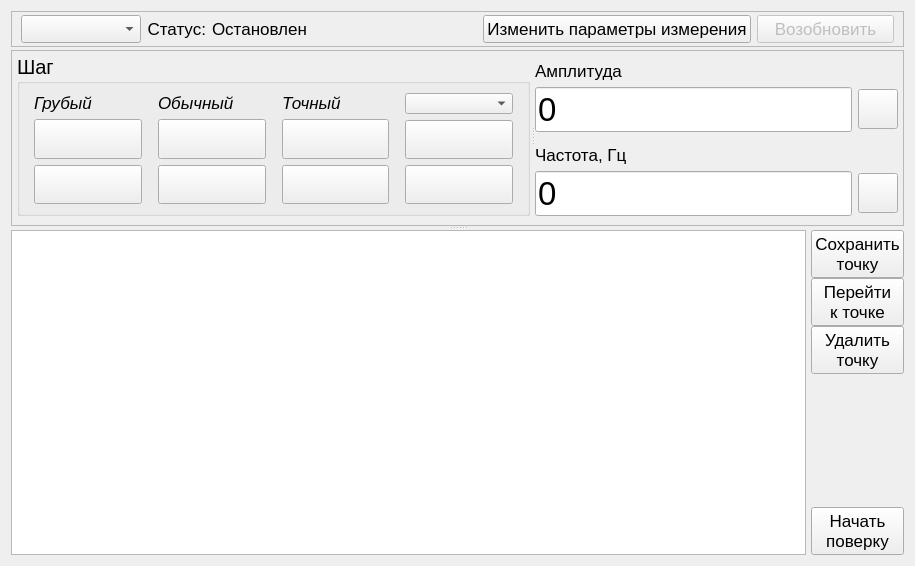
First picture: the form in ui/measure_form.ui, repository irsural/calibrator_pc, before the edit.
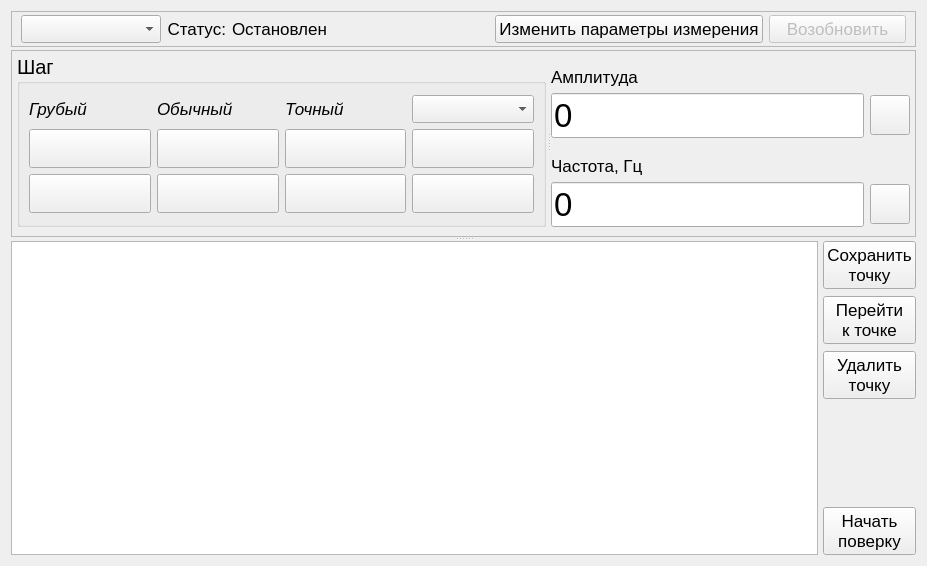
Second picture: the form after the edit. Icons and pictures are not drawn. Custom widgets are drawn as their Qt base class.

Patch:
```diff
--- a/ui/measure_form.ui
+++ b/ui/measure_form.ui
@@ -6,7 +6,7 @@
    <rect>
     <x>0</x>
     <y>0</y>
-    <width>915</width>
+    <width>927</width>
     <height>566</height>
    </rect>
   </property>
@@ -53,7 +53,7 @@
        <widget class="QComboBox" name="clb_list_combobox">
         <property name="minimumSize">
          <size>
-          <width>120</width>
+          <width>140</width>
           <height>0</height>
          </size>
         </property>
@@ -249,640 +249,554 @@
           <property name="flat">
            <bool>false</bool>
           </property>
-          <layout class="QHBoxLayout" name="horizontalLayout_2">
+          <layout class="QGridLayout" name="gridLayout_3">
            <property name="sizeConstraint">
             <enum>QLayout::SetDefaultConstraint</enum>
            </property>
            <property name="topMargin">
-            <number>0</number>
+            <number>11</number>
            </property>
            <property name="bottomMargin">
-            <number>0</number>
+            <number>11</number>
            </property>
-           <item>
-            <widget class="QFrame" name="frame_2">
+           <item row="0" column="2">
+            <widget class="QLabel" name="label_3">
+             <property name="sizePolicy">
+              <sizepolicy hsizetype="Preferred" vsizetype="Fixed">
+               <horstretch>0</horstretch>
+               <verstretch>0</verstretch>
+              </sizepolicy>
+             </property>
              <property name="minimumSize">
               <size>
-               <width>110</width>
+               <width>115</width>
                <height>0</height>
               </size>
              </property>
              <property name="font">
               <font>
-               <pointsize>8</pointsize>
+               <pointsize>13</pointsize>
+               <italic>true</italic>
               </font>
              </property>
-             <layout class="QVBoxLayout" name="verticalLayout_7">
-              <property name="leftMargin">
-               <number>5</number>
-              </property>
-              <property name="rightMargin">
-               <number>5</number>
-              </property>
-              <item>
-               <widget class="QLabel" name="label_2">
-                <property name="sizePolicy">
-                 <sizepolicy hsizetype="Maximum" vsizetype="Fixed">
-                  <horstretch>0</horstretch>
-                  <verstretch>0</verstretch>
-                 </sizepolicy>
-                </property>
-                <property name="font">
-                 <font>
-                  <pointsize>13</pointsize>
-                  <italic>true</italic>
-                  <underline>false</underline>
-                  <strikeout>false</strikeout>
-                  <stylestrategy>PreferDefault</stylestrategy>
-                  <kerning>true</kerning>
-                 </font>
-                </property>
-                <property name="cursor">
-                 <cursorShape>WhatsThisCursor</cursorShape>
-                </property>
-                <property name="mouseTracking">
-                 <bool>false</bool>
-                </property>
-                <property name="contextMenuPolicy">
-                 <enum>Qt::NoContextMenu</enum>
-                </property>
-                <property name="toolTip">
-                 <string>Ctrl + колесо мыши</string>
-                </property>
-                <property name="styleSheet">
-                 <string notr="true"/>
-                </property>
-                <property name="text">
-                 <string>Грубый</string>
-                </property>
-               </widget>
-              </item>
-              <item>
-               <widget class="QPushButton" name="rough_plus_button">
-                <property name="sizePolicy">
-                 <sizepolicy hsizetype="Preferred" vsizetype="Preferred">
-                  <horstretch>0</horstretch>
-                  <verstretch>0</verstretch>
-                 </sizepolicy>
-                </property>
-                <property name="minimumSize">
-                 <size>
-                  <width>0</width>
-                  <height>0</height>
-                 </size>
-                </property>
-                <property name="sizeIncrement">
-                 <size>
-                  <width>0</width>
-                  <height>0</height>
-                 </size>
-                </property>
-                <property name="font">
-                 <font>
-                  <pointsize>20</pointsize>
-                  <weight>75</weight>
-                  <bold>true</bold>
-                 </font>
-                </property>
-                <property name="text">
-                 <string/>
-                </property>
-                <property name="icon">
-                 <iconset resource="../resources/icons.qrc">
-                  <normaloff>:/icons/icons/plus.png</normaloff>:/icons/icons/plus.png</iconset>
-                </property>
-                <property name="iconSize">
-                 <size>
-                  <width>35</width>
-                  <height>35</height>
-                 </size>
-                </property>
-                <property name="autoRepeat">
-                 <bool>true</bool>
-                </property>
-                <property name="autoRepeatDelay">
-                 <number>600</number>
-                </property>
-                <property name="autoRepeatInterval">
-                 <number>10</number>
-                </property>
-               </widget>
-              </item>
-              <item>
-               <widget class="QPushButton" name="rough_minus_button">
-                <property name="sizePolicy">
-                 <sizepolicy hsizetype="Preferred" vsizetype="Preferred">
-                  <horstretch>0</horstretch>
-                  <verstretch>0</verstretch>
-                 </sizepolicy>
-                </property>
-                <property name="minimumSize">
-                 <size>
-                  <width>0</width>
-                  <height>0</height>
-                 </size>
-                </property>
-                <property name="sizeIncrement">
-                 <size>
-                  <width>0</width>
-                  <height>0</height>
-                 </size>
-                </property>
-                <property name="font">
-                 <font>
-                  <pointsize>20</pointsize>
-                  <weight>75</weight>
-                  <bold>true</bold>
-                 </font>
-                </property>
-                <property name="text">
-                 <string/>
-                </property>
-                <property name="icon">
-                 <iconset resource="../resources/icons.qrc">
-                  <normaloff>:/icons/icons/minus2.png</normaloff>:/icons/icons/minus2.png</iconset>
-                </property>
-                <property name="iconSize">
-                 <size>
-                  <width>35</width>
-                  <height>35</height>
-                 </size>
-                </property>
-                <property name="autoRepeat">
-                 <bool>true</bool>
-                </property>
-                <property name="autoRepeatDelay">
-                 <number>600</number>
-                </property>
-                <property name="autoRepeatInterval">
-                 <number>10</number>
-                </property>
-               </widget>
-              </item>
-             </layout>
+             <property name="cursor">
+              <cursorShape>WhatsThisCursor</cursorShape>
+             </property>
+             <property name="toolTip">
+              <string>Shift + колесо мыши</string>
+             </property>
+             <property name="text">
+              <string>Точный</string>
+             </property>
             </widget>
            </item>
-           <item>
-            <widget class="QFrame" name="frame_5">
+           <item row="2" column="0">
+            <widget class="QPushButton" name="rough_minus_button">
+             <property name="sizePolicy">
+              <sizepolicy hsizetype="Expanding" vsizetype="Preferred">
+               <horstretch>0</horstretch>
+               <verstretch>0</verstretch>
+              </sizepolicy>
+             </property>
              <property name="minimumSize">
               <size>
-               <width>110</width>
+               <width>0</width>
                <height>0</height>
               </size>
              </property>
              <property name="font">
               <font>
-               <pointsize>8</pointsize>
+               <pointsize>20</pointsize>
+               <weight>75</weight>
+               <bold>true</bold>
               </font>
              </property>
-             <layout class="QVBoxLayout" name="verticalLayout_10">
-              <property name="leftMargin">
-               <number>5</number>
-              </property>
-              <property name="rightMargin">
-               <number>5</number>
-              </property>
-              <item>
-               <widget class="QLabel" name="label_8">
-                <property name="sizePolicy">
-                 <sizepolicy hsizetype="Preferred" vsizetype="Fixed">
-                  <horstretch>0</horstretch>
-                  <verstretch>0</verstretch>
-                 </sizepolicy>
-                </property>
-                <property name="font">
-                 <font>
-                  <pointsize>13</pointsize>
-                  <italic>true</italic>
-                  <kerning>true</kerning>
-                 </font>
-                </property>
-                <property name="cursor">
-                 <cursorShape>WhatsThisCursor</cursorShape>
-                </property>
-                <property name="toolTip">
-                 <string>Колесо мыши</string>
-                </property>
-                <property name="text">
-                 <string>Обычный</string>
-                </property>
-               </widget>
-              </item>
-              <item>
-               <widget class="QPushButton" name="common_plus_button">
-                <property name="sizePolicy">
-                 <sizepolicy hsizetype="Preferred" vsizetype="Preferred">
-                  <horstretch>0</horstretch>
-                  <verstretch>0</verstretch>
-                 </sizepolicy>
-                </property>
-                <property name="minimumSize">
-                 <size>
-                  <width>0</width>
-                  <height>0</height>
-                 </size>
-                </property>
-                <property name="sizeIncrement">
-                 <size>
-                  <width>0</width>
-                  <height>0</height>
-                 </size>
-                </property>
-                <property name="font">
-                 <font>
-                  <pointsize>20</pointsize>
-                  <weight>75</weight>
-                  <bold>true</bold>
-                 </font>
-                </property>
-                <property name="text">
-                 <string/>
-                </property>
-                <property name="icon">
-                 <iconset resource="../resources/icons.qrc">
-                  <normaloff>:/icons/icons/plus.png</normaloff>:/icons/icons/plus.png</iconset>
-                </property>
-                <property name="iconSize">
-                 <size>
-                  <width>35</width>
-                  <height>35</height>
-                 </size>
-                </property>
-                <property name="autoRepeat">
-                 <bool>true</bool>
-                </property>
-                <property name="autoRepeatDelay">
-                 <number>600</number>
-                </property>
-                <property name="autoRepeatInterval">
-                 <number>10</number>
-                </property>
-               </widget>
-              </item>
-              <item>
-               <widget class="QPushButton" name="common_minus_button">
-                <property name="sizePolicy">
-                 <sizepolicy hsizetype="Preferred" vsizetype="Preferred">
-                  <horstretch>0</horstretch>
-                  <verstretch>0</verstretch>
-                 </sizepolicy>
-                </property>
-                <property name="minimumSize">
-                 <size>
-                  <width>0</width>
-                  <height>0</height>
-                 </size>
-                </property>
-                <property name="sizeIncrement">
-                 <size>
-                  <width>0</width>
-                  <height>0</height>
-                 </size>
-                </property>
-                <property name="font">
-                 <font>
-                  <pointsize>20</pointsize>
-                  <weight>75</weight>
-                  <bold>true</bold>
-                 </font>
-                </property>
-                <property name="text">
-                 <string/>
-                </property>
-                <property name="icon">
-                 <iconset resource="../resources/icons.qrc">
-                  <normaloff>:/icons/icons/minus2.png</normaloff>:/icons/icons/minus2.png</iconset>
-                </property>
-                <property name="iconSize">
-                 <size>
-                  <width>35</width>
-                  <height>35</height>
-                 </size>
-                </property>
-                <property name="autoRepeat">
-                 <bool>true</bool>
-                </property>
-                <property name="autoRepeatDelay">
-                 <number>600</number>
-                </property>
-                <property name="autoRepeatInterval">
-                 <number>10</number>
-                </property>
-               </widget>
-              </item>
-             </layout>
+             <property name="text">
+              <string/>
+             </property>
+             <property name="icon">
+              <iconset resource="../resources/icons.qrc">
+               <normaloff>:/icons/icons/minus2.png</normaloff>:/icons/icons/minus2.png</iconset>
+             </property>
+             <property name="iconSize">
+              <size>
+               <width>35</width>
+               <height>35</height>
+              </size>
+             </property>
+             <property name="autoRepeat">
+              <bool>true</bool>
+             </property>
+             <property name="autoRepeatDelay">
+              <number>600</number>
+             </property>
+             <property name="autoRepeatInterval">
+              <number>10</number>
+             </property>
             </widget>
            </item>
-           <item>
-            <widget class="QFrame" name="frame_4">
+           <item row="1" column="3">
+            <widget class="QPushButton" name="fixed_plus_button">
+             <property name="sizePolicy">
+              <sizepolicy hsizetype="Expanding" vsizetype="Preferred">
+               <horstretch>0</horstretch>
+               <verstretch>0</verstretch>
+              </sizepolicy>
+             </property>
              <property name="minimumSize">
               <size>
-               <width>110</width>
+               <width>0</width>
                <height>0</height>
               </size>
              </property>
              <property name="font">
               <font>
-               <pointsize>8</pointsize>
+               <pointsize>20</pointsize>
+               <weight>75</weight>
+               <bold>true</bold>
               </font>
              </property>
-             <layout class="QVBoxLayout" name="verticalLayout_8">
-              <property name="leftMargin">
-               <number>5</number>
-              </property>
-              <property name="rightMargin">
-               <number>5</number>
-              </property>
-              <item>
-               <widget class="QLabel" name="label_3">
-                <property name="sizePolicy">
-                 <sizepolicy hsizetype="Preferred" vsizetype="Fixed">
-                  <horstretch>0</horstretch>
-                  <verstretch>0</verstretch>
-                 </sizepolicy>
-                </property>
-                <property name="font">
-                 <font>
-                  <pointsize>13</pointsize>
-                  <italic>true</italic>
-                 </font>
-                </property>
-                <property name="cursor">
-                 <cursorShape>WhatsThisCursor</cursorShape>
-                </property>
-                <property name="toolTip">
-                 <string>Shift + колесо мыши</string>
-                </property>
-                <property name="text">
-                 <string>Точный</string>
-                </property>
-               </widget>
-              </item>
-              <item>
-               <widget class="QPushButton" name="exact_plus_button">
-                <property name="sizePolicy">
-                 <sizepolicy hsizetype="Preferred" vsizetype="Preferred">
-                  <horstretch>0</horstretch>
-                  <verstretch>0</verstretch>
-                 </sizepolicy>
-                </property>
-                <property name="minimumSize">
-                 <size>
-                  <width>0</width>
-                  <height>0</height>
-                 </size>
-                </property>
-                <property name="sizeIncrement">
-                 <size>
-                  <width>0</width>
-                  <height>0</height>
-                 </size>
-                </property>
-                <property name="font">
-                 <font>
-                  <pointsize>20</pointsize>
-                  <weight>75</weight>
-                  <bold>true</bold>
-                 </font>
-                </property>
-                <property name="text">
-                 <string/>
-                </property>
-                <property name="icon">
-                 <iconset resource="../resources/icons.qrc">
-                  <normaloff>:/icons/icons/plus.png</normaloff>:/icons/icons/plus.png</iconset>
-                </property>
-                <property name="iconSize">
-                 <size>
-                  <width>35</width>
-                  <height>35</height>
-                 </size>
-                </property>
-                <property name="autoRepeat">
-                 <bool>true</bool>
-                </property>
-                <property name="autoRepeatDelay">
-                 <number>600</number>
-                </property>
-                <property name="autoRepeatInterval">
-                 <number>10</number>
-                </property>
-               </widget>
-              </item>
-              <item>
-               <widget class="QPushButton" name="exact_minus_button">
-                <property name="sizePolicy">
-                 <sizepolicy hsizetype="Preferred" vsizetype="Preferred">
-                  <horstretch>0</horstretch>
-                  <verstretch>0</verstretch>
-                 </sizepolicy>
-                </property>
-                <property name="minimumSize">
-                 <size>
-                  <width>0</width>
-                  <height>0</height>
-                 </size>
-                </property>
-                <property name="sizeIncrement">
-                 <size>
-                  <width>0</width>
-                  <height>0</height>
-                 </size>
-                </property>
-                <property name="font">
-                 <font>
-                  <pointsize>20</pointsize>
-                  <weight>75</weight>
-                  <bold>true</bold>
-                 </font>
-                </property>
-                <property name="text">
-                 <string/>
-                </property>
-                <property name="icon">
-                 <iconset resource="../resources/icons.qrc">
-                  <normaloff>:/icons/icons/minus2.png</normaloff>:/icons/icons/minus2.png</iconset>
-                </property>
-                <property name="iconSize">
-                 <size>
-                  <width>35</width>
-                  <height>35</height>
-                 </size>
-                </property>
-                <property name="autoRepeat">
-                 <bool>true</bool>
-                </property>
-                <property name="autoRepeatDelay">
-                 <number>600</number>
-                </property>
-                <property name="autoRepeatInterval">
-                 <number>10</number>
-                </property>
-               </widget>
-              </item>
-             </layout>
+             <property name="text">
+              <string/>
+             </property>
+             <property name="icon">
+              <iconset resource="../resources/icons.qrc">
+               <normaloff>:/icons/icons/plus.png</normaloff>:/icons/icons/plus.png</iconset>
+             </property>
+             <property name="iconSize">
+              <size>
+               <width>35</width>
+               <height>35</height>
+              </size>
+             </property>
+             <property name="autoRepeat">
+              <bool>true</bool>
+             </property>
+             <property name="autoRepeatDelay">
+              <number>600</number>
+             </property>
+             <property name="autoRepeatInterval">
+              <number>10</number>
+             </property>
             </widget>
            </item>
-           <item>
-            <widget class="QFrame" name="frame_6">
+           <item row="1" column="1">
+            <widget class="QPushButton" name="common_plus_button">
+             <property name="sizePolicy">
+              <sizepolicy hsizetype="Expanding" vsizetype="Preferred">
+               <horstretch>0</horstretch>
+               <verstretch>0</verstretch>
+              </sizepolicy>
+             </property>
              <property name="minimumSize">
               <size>
-               <width>110</width>
+               <width>0</width>
                <height>0</height>
               </size>
              </property>
              <property name="font">
               <font>
-               <pointsize>8</pointsize>
+               <pointsize>20</pointsize>
+               <weight>75</weight>
+               <bold>true</bold>
               </font>
              </property>
-             <layout class="QVBoxLayout" name="verticalLayout_9">
-              <property name="leftMargin">
-               <number>5</number>
-              </property>
-              <property name="rightMargin">
-               <number>5</number>
-              </property>
-              <item>
-               <widget class="QComboBox" name="fixed_step_combobox">
-                <property name="sizePolicy">
-                 <sizepolicy hsizetype="Preferred" vsizetype="Fixed">
-                  <horstretch>0</horstretch>
-                  <verstretch>0</verstretch>
-                 </sizepolicy>
-                </property>
-                <property name="maximumSize">
-                 <size>
-                  <width>16777215</width>
-                  <height>21</height>
-                 </size>
-                </property>
-                <property name="font">
-                 <font>
-                  <pointsize>13</pointsize>
-                  <italic>true</italic>
-                 </font>
-                </property>
-                <property name="cursor">
-                 <cursorShape>WhatsThisCursor</cursorShape>
-                </property>
-                <property name="toolTip">
-                 <string>Ctrl + Shift + Колесо мыши</string>
-                </property>
-                <property name="editable">
-                 <bool>false</bool>
-                </property>
-                <property name="currentIndex">
-                 <number>-1</number>
-                </property>
-                <property name="modelColumn">
-                 <number>0</number>
-                </property>
-               </widget>
-              </item>
-              <item>
-               <widget class="QPushButton" name="fixed_plus_button">
-                <property name="sizePolicy">
-                 <sizepolicy hsizetype="Preferred" vsizetype="Preferred">
-                  <horstretch>0</horstretch>
-                  <verstretch>0</verstretch>
-                 </sizepolicy>
-                </property>
-                <property name="minimumSize">
-                 <size>
-                  <width>0</width>
-                  <height>0</height>
-                 </size>
-                </property>
-                <property name="sizeIncrement">
-                 <size>
-                  <width>0</width>
-                  <height>0</height>
-                 </size>
-                </property>
-                <property name="font">
-                 <font>
-                  <pointsize>20</pointsize>
-                  <weight>75</weight>
-                  <bold>true</bold>
-                 </font>
-                </property>
-                <property name="text">
-                 <string/>
-                </property>
-                <property name="icon">
-                 <iconset resource="../resources/icons.qrc">
-                  <normaloff>:/icons/icons/plus.png</normaloff>:/icons/icons/plus.png</iconset>
-                </property>
-                <property name="iconSize">
-                 <size>
-                  <width>35</width>
-                  <height>35</height>
-                 </size>
-                </property>
-                <property name="autoRepeat">
-                 <bool>true</bool>
-                </property>
-                <property name="autoRepeatDelay">
-                 <number>600</number>
-                </property>
-                <property name="autoRepeatInterval">
-                 <number>10</number>
-                </property>
-               </widget>
-              </item>
-              <item>
-               <widget class="QPushButton" name="fixed_minus_button">
-                <property name="sizePolicy">
-                 <sizepolicy hsizetype="Preferred" vsizetype="Preferred">
-                  <horstretch>0</horstretch>
-                  <verstretch>0</verstretch>
-                 </sizepolicy>
-                </property>
-                <property name="minimumSize">
-                 <size>
-                  <width>0</width>
-                  <height>0</height>
-                 </size>
-                </property>
-                <property name="sizeIncrement">
-                 <size>
-                  <width>0</width>
-                  <height>0</height>
-                 </size>
-                </property>
-                <property name="font">
-                 <font>
-                  <pointsize>20</pointsize>
-                  <weight>75</weight>
-                  <bold>true</bold>
-                 </font>
-                </property>
-                <property name="text">
-                 <string/>
-                </property>
-                <property name="icon">
-                 <iconset resource="../resources/icons.qrc">
-                  <normaloff>:/icons/icons/minus2.png</normaloff>:/icons/icons/minus2.png</iconset>
-                </property>
-                <property name="iconSize">
-                 <size>
-                  <width>35</width>
-                  <height>35</height>
-                 </size>
-                </property>
-                <property name="autoRepeat">
-                 <bool>true</bool>
-                </property>
-                <property name="autoRepeatDelay">
-                 <number>600</number>
-                </property>
-                <property name="autoRepeatInterval">
-                 <number>10</number>
-                </property>
-               </widget>
-              </item>
-             </layout>
+             <property name="text">
+              <string/>
+             </property>
+             <property name="icon">
+              <iconset resource="../resources/icons.qrc">
+               <normaloff>:/icons/icons/plus.png</normaloff>:/icons/icons/plus.png</iconset>
+             </property>
+             <property name="iconSize">
+              <size>
+               <width>35</width>
+               <height>35</height>
+              </size>
+             </property>
+             <property name="autoRepeat">
+              <bool>true</bool>
+             </property>
+             <property name="autoRepeatDelay">
+              <number>600</number>
+             </property>
+             <property name="autoRepeatInterval">
+              <number>10</number>
+             </property>
+            </widget>
+           </item>
+           <item row="2" column="3">
+            <widget class="QPushButton" name="fixed_minus_button">
+             <property name="sizePolicy">
+              <sizepolicy hsizetype="Expanding" vsizetype="Preferred">
+               <horstretch>0</horstretch>
+               <verstretch>0</verstretch>
+              </sizepolicy>
+             </property>
+             <property name="minimumSize">
+              <size>
+               <width>0</width>
+               <height>0</height>
+              </size>
+             </property>
+             <property name="sizeIncrement">
+              <size>
+               <width>0</width>
+               <height>0</height>
+              </size>
+             </property>
+             <property name="font">
+              <font>
+               <pointsize>20</pointsize>
+               <weight>75</weight>
+               <bold>true</bold>
+              </font>
+             </property>
+             <property name="text">
+              <string/>
+             </property>
+             <property name="icon">
+              <iconset resource="../resources/icons.qrc">
+               <normaloff>:/icons/icons/minus2.png</normaloff>:/icons/icons/minus2.png</iconset>
+             </property>
+             <property name="iconSize">
+              <size>
+               <width>35</width>
+               <height>35</height>
+              </size>
+             </property>
+             <property name="autoRepeat">
+              <bool>true</bool>
+             </property>
+             <property name="autoRepeatDelay">
+              <number>600</number>
+             </property>
+             <property name="autoRepeatInterval">
+              <number>10</number>
+             </property>
+            </widget>
+           </item>
+           <item row="2" column="1">
+            <widget class="QPushButton" name="common_minus_button">
+             <property name="sizePolicy">
+              <sizepolicy hsizetype="Expanding" vsizetype="Preferred">
+               <horstretch>0</horstretch>
+               <verstretch>0</verstretch>
+              </sizepolicy>
+             </property>
+             <property name="minimumSize">
+              <size>
+               <width>0</width>
+               <height>0</height>
+              </size>
+             </property>
+             <property name="sizeIncrement">
+              <size>
+               <width>0</width>
+               <height>0</height>
+              </size>
+             </property>
+             <property name="font">
+              <font>
+               <pointsize>20</pointsize>
+               <weight>75</weight>
+               <bold>true</bold>
+              </font>
+             </property>
+             <property name="text">
+              <string/>
+             </property>
+             <property name="icon">
+              <iconset resource="../resources/icons.qrc">
+               <normaloff>:/icons/icons/minus2.png</normaloff>:/icons/icons/minus2.png</iconset>
+             </property>
+             <property name="iconSize">
+              <size>
+               <width>35</width>
+               <height>35</height>
+              </size>
+             </property>
+             <property name="autoRepeat">
+              <bool>true</bool>
+             </property>
+             <property name="autoRepeatDelay">
+              <number>600</number>
+             </property>
+             <property name="autoRepeatInterval">
+              <number>10</number>
+             </property>
+            </widget>
+           </item>
+           <item row="0" column="1">
+            <widget class="QLabel" name="label_8">
+             <property name="sizePolicy">
+              <sizepolicy hsizetype="Preferred" vsizetype="Fixed">
+               <horstretch>0</horstretch>
+               <verstretch>0</verstretch>
+              </sizepolicy>
+             </property>
+             <property name="minimumSize">
+              <size>
+               <width>115</width>
+               <height>0</height>
+              </size>
+             </property>
+             <property name="font">
+              <font>
+               <pointsize>13</pointsize>
+               <italic>true</italic>
+               <kerning>true</kerning>
+              </font>
+             </property>
+             <property name="cursor">
+              <cursorShape>WhatsThisCursor</cursorShape>
+             </property>
+             <property name="toolTip">
+              <string>Колесо мыши</string>
+             </property>
+             <property name="text">
+              <string>Обычный</string>
+             </property>
+            </widget>
+           </item>
+           <item row="2" column="2">
+            <widget class="QPushButton" name="exact_minus_button">
+             <property name="sizePolicy">
+              <sizepolicy hsizetype="Expanding" vsizetype="Preferred">
+               <horstretch>0</horstretch>
+               <verstretch>0</verstretch>
+              </sizepolicy>
+             </property>
+             <property name="minimumSize">
+              <size>
+               <width>0</width>
+               <height>0</height>
+              </size>
+             </property>
+             <property name="sizeIncrement">
+              <size>
+               <width>0</width>
+               <height>0</height>
+              </size>
+             </property>
+             <property name="font">
+              <font>
+               <pointsize>20</pointsize>
+               <weight>75</weight>
+               <bold>true</bold>
+              </font>
+             </property>
+             <property name="text">
+              <string/>
+             </property>
+             <property name="icon">
+              <iconset resource="../resources/icons.qrc">
+               <normaloff>:/icons/icons/minus2.png</normaloff>:/icons/icons/minus2.png</iconset>
+             </property>
+             <property name="iconSize">
+              <size>
+               <width>35</width>
+               <height>35</height>
+              </size>
+             </property>
+             <property name="autoRepeat">
+              <bool>true</bool>
+             </property>
+             <property name="autoRepeatDelay">
+              <number>600</number>
+             </property>
+             <property name="autoRepeatInterval">
+              <number>10</number>
+             </property>
+            </widget>
+           </item>
+           <item row="1" column="0">
+            <widget class="QPushButton" name="rough_plus_button">
+             <property name="sizePolicy">
+              <sizepolicy hsizetype="Expanding" vsizetype="Preferred">
+               <horstretch>0</horstretch>
+               <verstretch>0</verstretch>
+              </sizepolicy>
+             </property>
+             <property name="minimumSize">
+              <size>
+               <width>0</width>
+               <height>0</height>
+              </size>
+             </property>
+             <property name="sizeIncrement">
+              <size>
+               <width>0</width>
+               <height>0</height>
+              </size>
+             </property>
+             <property name="font">
+              <font>
+               <pointsize>20</pointsize>
+               <weight>75</weight>
+               <bold>true</bold>
+              </font>
+             </property>
+             <property name="text">
+              <string/>
+             </property>
+             <property name="icon">
+              <iconset resource="../resources/icons.qrc">
+               <normaloff>:/icons/icons/plus.png</normaloff>:/icons/icons/plus.png</iconset>
+             </property>
+             <property name="iconSize">
+              <size>
+               <width>35</width>
+               <height>35</height>
+              </size>
+             </property>
+             <property name="autoRepeat">
+              <bool>true</bool>
+             </property>
+             <property name="autoRepeatDelay">
+              <number>600</number>
+             </property>
+             <property name="autoRepeatInterval">
+              <number>10</number>
+             </property>
+            </widget>
+           </item>
+           <item row="0" column="0">
+            <widget class="QLabel" name="label_2">
+             <property name="sizePolicy">
+              <sizepolicy hsizetype="Maximum" vsizetype="Fixed">
+               <horstretch>0</horstretch>
+               <verstretch>0</verstretch>
+              </sizepolicy>
+             </property>
+             <property name="minimumSize">
+              <size>
+               <width>115</width>
+               <height>0</height>
+              </size>
+             </property>
+             <property name="font">
+              <font>
+               <pointsize>13</pointsize>
+               <italic>true</italic>
+               <underline>false</underline>
+               <strikeout>false</strikeout>
+               <stylestrategy>PreferDefault</stylestrategy>
+               <kerning>true</kerning>
+              </font>
+             </property>
+             <property name="cursor">
+              <cursorShape>WhatsThisCursor</cursorShape>
+             </property>
+             <property name="mouseTracking">
+              <bool>false</bool>
+             </property>
+             <property name="contextMenuPolicy">
+              <enum>Qt::NoContextMenu</enum>
+             </property>
+             <property name="toolTip">
+              <string>Ctrl + колесо мыши</string>
+             </property>
+             <property name="styleSheet">
+              <string notr="true"/>
+             </property>
+             <property name="text">
+              <string>Грубый</string>
+             </property>
+            </widget>
+           </item>
+           <item row="1" column="2">
+            <widget class="QPushButton" name="exact_plus_button">
+             <property name="sizePolicy">
+              <sizepolicy hsizetype="Expanding" vsizetype="Preferred">
+               <horstretch>0</horstretch>
+               <verstretch>0</verstretch>
+              </sizepolicy>
+             </property>
+             <property name="minimumSize">
+              <size>
+               <width>0</width>
+               <height>0</height>
+              </size>
+             </property>
+             <property name="sizeIncrement">
+              <size>
+               <width>0</width>
+               <height>0</height>
+              </size>
+             </property>
+             <property name="font">
+              <font>
+               <pointsize>20</pointsize>
+               <weight>75</weight>
+               <bold>true</bold>
+              </font>
+             </property>
+             <property name="text">
+              <string/>
+             </property>
+             <property name="icon">
+              <iconset resource="../resources/icons.qrc">
+               <normaloff>:/icons/icons/plus.png</normaloff>:/icons/icons/plus.png</iconset>
+             </property>
+             <property name="iconSize">
+              <size>
+               <width>35</width>
+               <height>35</height>
+              </size>
+             </property>
+             <property name="autoRepeat">
+              <bool>true</bool>
+             </property>
+             <property name="autoRepeatDelay">
+              <number>600</number>
+             </property>
+             <property name="autoRepeatInterval">
+              <number>10</number>
+             </property>
+            </widget>
+           </item>
+           <item row="0" column="3">
+            <widget class="QComboBox" name="fixed_step_combobox">
+             <property name="sizePolicy">
+              <sizepolicy hsizetype="Preferred" vsizetype="Fixed">
+               <horstretch>0</horstretch>
+               <verstretch>0</verstretch>
+              </sizepolicy>
+             </property>
+             <property name="minimumSize">
+              <size>
+               <width>115</width>
+               <height>0</height>
+              </size>
+             </property>
+             <property name="maximumSize">
+              <size>
+               <width>16777215</width>
+               <height>16777215</height>
+              </size>
+             </property>
+             <property name="font">
+              <font>
+               <pointsize>13</pointsize>
+               <italic>true</italic>
+              </font>
+             </property>
+             <property name="cursor">
+              <cursorShape>WhatsThisCursor</cursorShape>
+             </property>
+             <property name="toolTip">
+              <string>Ctrl + Shift + Колесо мыши</string>
+             </property>
+             <property name="editable">
+              <bool>false</bool>
+             </property>
+             <property name="currentIndex">
+              <number>-1</number>
+             </property>
+             <property name="modelColumn">
+              <number>0</number>
+             </property>
             </widget>
            </item>
           </layout>
@@ -927,6 +841,12 @@
              </item>
              <item row="3" column="1">
               <widget class="QPushButton" name="apply_amplitude_button">
+               <property name="sizePolicy">
+                <sizepolicy hsizetype="Fixed" vsizetype="Fixed">
+                 <horstretch>0</horstretch>
+                 <verstretch>0</verstretch>
+                </sizepolicy>
+               </property>
                <property name="maximumSize">
                 <size>
                  <width>40</width>
@@ -1117,6 +1037,9 @@
        </item>
        <item row="1" column="1">
         <layout class="QVBoxLayout" name="verticalLayout">
+         <property name="spacing">
+          <number>7</number>
+         </property>
          <item>
           <widget class="QPushButton" name="save_point_button">
            <property name="sizePolicy">
```
Left out of the diff: 27 changed lines with no effect on the pictures.
